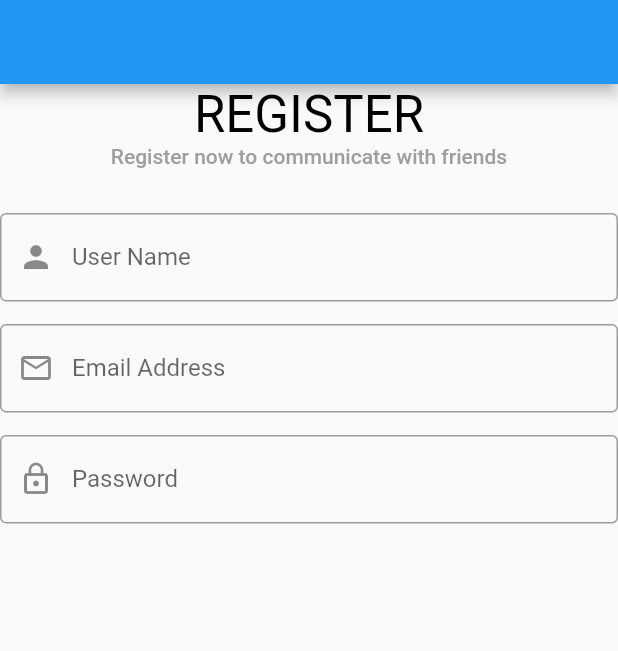
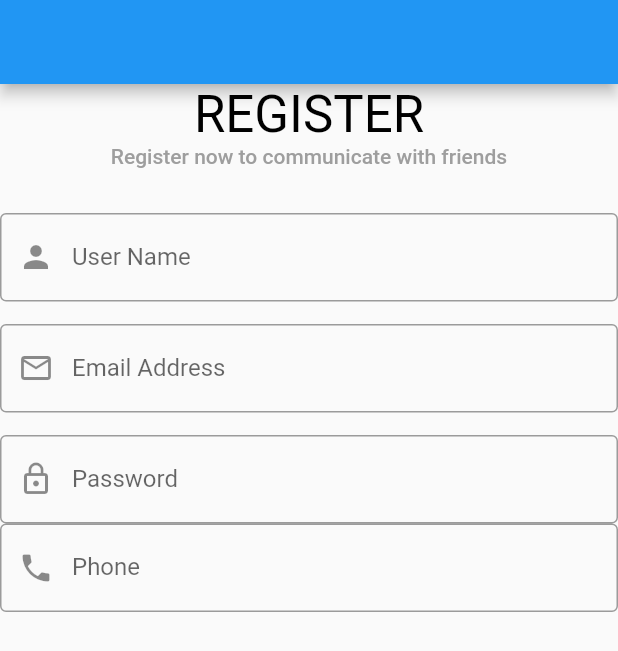
Before and after one commit to Devsaci/manssour_chat_social_app, a Flutter app: the screen it shows after launch, on a phone screen of 412 x 824 dp. Shown: the top 651 px of the screen. Run offline on Flutter 3.47's test engine with Material 2 defaults, Android fonts, the phone set to English and light mode, and no system bars; our stand-ins replace bloc, conditional_builder_null_safety, dio, flutter_bloc, fluttertoast, shared_preferences; accounts and stored records are empty.

Commit message:
defaultFormField / phoneController

```diff
--- a/lib/modules/social_register/social_register_screen.dart
+++ b/lib/modules/social_register/social_register_screen.dart
@@ -8,6 +8,7 @@ class SocialRegisterScreen extends StatelessWidget {
   var nameController = TextEditingController();
   var emailController = TextEditingController();
   var passwordController = TextEditingController();
+  var phoneController = TextEditingController();
 
   @override
   Widget build(BuildContext context) {
@@ -75,6 +76,17 @@ class SocialRegisterScreen extends StatelessWidget {
             label: 'Password',
             prefix: Icons.lock_outline,
           ),
+          defaultFormField(
+            controller: phoneController,
+            type: TextInputType.phone,
+            validate: ( value) {
+              if (value!.isEmpty) {
+                return 'please enter your phone number';
+              }
+            },
+            label: 'Phone',
+            prefix: Icons.phone,
+          ),
         ],
       ),
     );
```
